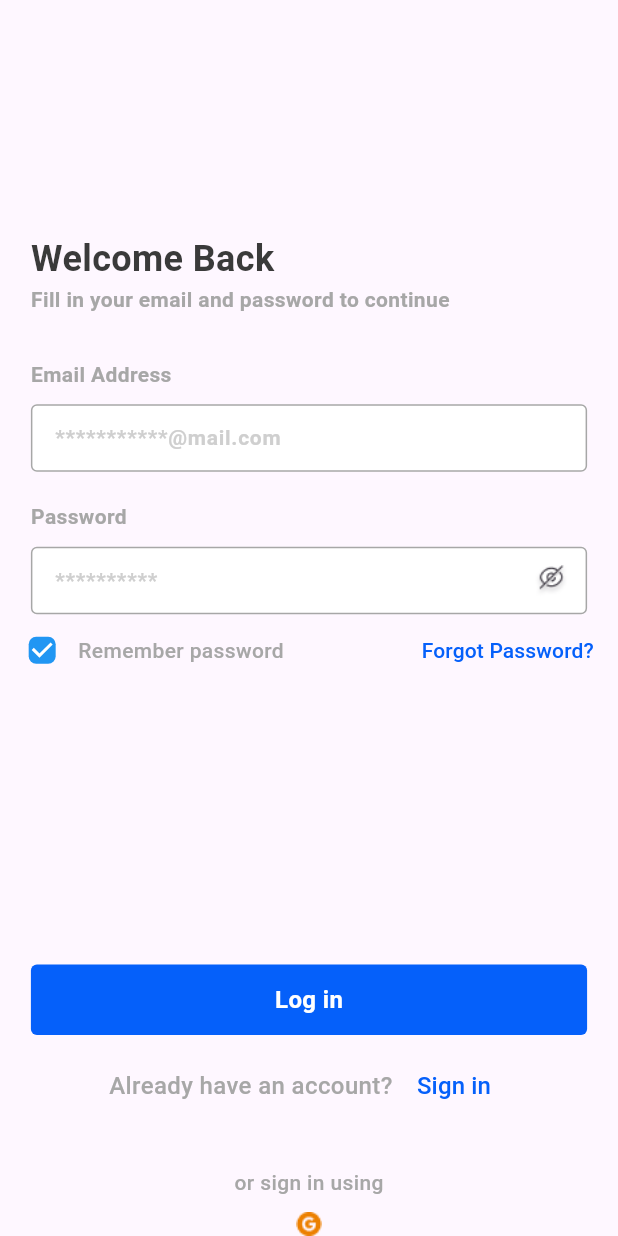
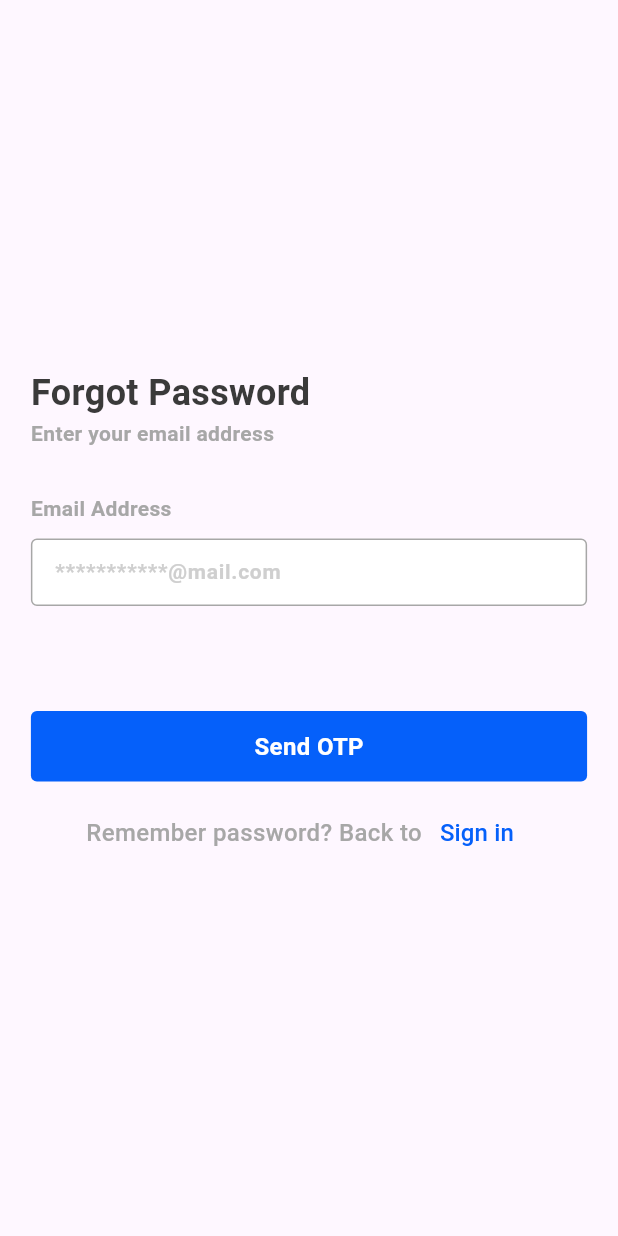
Before and after one commit to Nekori228/OECH-APP, a Flutter app: the screen it shows after launch, after a tap on "Next", after a tap on "Sign Up", after a tap on "Forgot Password?", on a phone screen of 412 x 824 dp. Run offline on Flutter 3.47's test engine with Material 2 defaults, Android fonts, the phone set to English and light mode, and no system bars; our stand-ins replace google_fonts; missing offline and left inert: syncfusion_flutter_pdfviewer.

Commit message:
Success question 5

```diff
--- /dev/null
+++ b/lib/pages/ForgotPassword.dart
@@ -0,0 +1,161 @@
+import 'package:flutter/cupertino.dart';
+import 'package:flutter/material.dart';
+import 'package:google_fonts/google_fonts.dart';
+
+import 'LogIn.dart';
+import 'OTPVerification.dart';
+
+class ForgotPassword extends StatelessWidget {
+  ForgotPassword({Key? key}) : super(key: key);
+
+  TextEditingController emailController = TextEditingController();
+
+  bool isEmailValid(String email) {
+    String emailRegex = r'^[\w-]+(\.[\w-]+)*@([\w-]+\.)+[a-zA-Z]{2,7}$';
+    RegExp regex = RegExp(emailRegex);
+    return regex.hasMatch(email);
+  }
+
+  @override
+  Widget build(BuildContext context) {
+    return Scaffold(
+      body: SafeArea(
+        child: Column(
+          mainAxisAlignment: MainAxisAlignment.center,
+          crossAxisAlignment: CrossAxisAlignment.start,
+          children: [
+            Container(
+              margin: EdgeInsets.symmetric(
+                  horizontal: MediaQuery.of(context).size.width * 0.05),
+              child: Column(
+                crossAxisAlignment: CrossAxisAlignment.start,
+                children: [
+                  Text(
+                    "Forgot Password",
+                    style: GoogleFonts.roboto(
+                        color: Color(0xFF3A3A3A),
+                        fontSize: 24,
+                        fontWeight: FontWeight.w600),
+                  ),
+                  Text(
+                    "Enter your email address",
+                    style: GoogleFonts.roboto(
+                        color: Color(0xFFA7A7A7),
+                        fontSize: 14,
+                        fontWeight: FontWeight.w600),
+                  ),
+                  SizedBox(height: 30),
+                  Text(
+                    "Email Address",
+                    style: GoogleFonts.roboto(
+                        color: Color(0xFFA7A7A7),
+                        fontSize: 14,
+                        fontWeight: FontWeight.w600),
+                  ),
+                  SizedBox(height: 10),
+                  SizedBox(
+                    height: 45,
+                    child: TextField(
+                      controller: emailController,
+                      textAlignVertical: TextAlignVertical.center,
+                      decoration: InputDecoration(
+                        filled: true,
+                        fillColor: Colors.white,
+                        enabledBorder: OutlineInputBorder(
+                          borderSide:
+                          BorderSide(color: Color(0xFFA7A7A7), width: 1.0),
+                        ),
+                        focusedBorder: OutlineInputBorder(
+                          borderSide:
+                          BorderSide(color: Color(0xFFA7A7A7), width: 1.0),
+                        ),
+                        hintText: '***********@mail.com',
+                        hintStyle: GoogleFonts.roboto(
+                            color: Color(0xFFCFCFCF),
+                            fontSize: 14,
+                            fontWeight: FontWeight.w600),
+                      ),
+                    ),
+                  ),
+                ],
+              ),
+            ),
+            SizedBox(
+              height: 70,
+            ),
+            Container(
+              margin: EdgeInsets.symmetric(
+                  horizontal: MediaQuery.of(context).size.width * 0.05),
+              child: Column(
+                children: [
+                  SizedBox(
+                    width: double.infinity,
+                    height: 47,
+                    child: GestureDetector(
+                      onTap: () {
+                        String email = emailController.text;
+                        if (isEmailValid(email)) {
+                          Navigator.pushReplacement(
+                            context,
+                            MaterialPageRoute(
+                              builder: (context) => OTPVerification(),
+                            ),
+                          );
+                        } else {
+                          // Выведите сообщение об ошибке, если почта некорректна
+                          print('Некорректный адрес электронной почты');
+                        }
+                      },
+                      child: Container(
+                        decoration: BoxDecoration(
+                            borderRadius: BorderRadius.circular(4),
+                            color: Color(0xFF0560FA)),
+                        child: Center(
+                          child: Text(
+                            "Send OTP",
+                            style: GoogleFonts.roboto(
+                                color: Color(0xFFFFFFFF),
+                                fontSize: 16,
+                                fontWeight: FontWeight.bold),
+                          ),
+                        ),
+                      ),
+                    ),
+                  ),
+                  SizedBox(height: 10),
+                  Row(
+                    mainAxisAlignment: MainAxisAlignment.center,
+                    children: [
+                      Text(
+                        'Remember password? Back to',
+                        style: GoogleFonts.roboto(
+                            color: Color(0xFFA7A7A7),
+                            fontSize: 16,
+                            fontWeight: FontWeight.w500),
+                      ),
+                      TextButton(
+                        onPressed: () {
+                          Navigator.push(
+                            context,
+                            MaterialPageRoute(builder: (context) => LogIn()),
+                          );
+                        },
+                        child: Text(
+                          'Sign in',
+                          style: GoogleFonts.roboto(
+                              color: Color(0xFF0560FA),
+                              fontSize: 16,
+                              fontWeight: FontWeight.w500),
+                        ),
+                      ),
+                    ],
+                  ),
+                ],
+              ),
+            ),
+          ],
+        ),
+      ),
+    );
+  }
+}
--- a/lib/pages/LogIn.dart
+++ b/lib/pages/LogIn.dart
@@ -2,6 +2,7 @@ import 'package:flutter/cupertino.dart';
 import 'package:flutter/material.dart';
 import 'package:google_fonts/google_fonts.dart';
 
+import 'ForgotPassword.dart';
 import 'SignUp.dart';
 
 class LogIn extends StatefulWidget {
@@ -162,12 +163,12 @@ class _LogInState extends State<LogIn> {
                   Spacer(),
                   TextButton(
                     onPressed: () {
-                      // Navigator.pushReplacement(
-                      //   context,
-                      //   MaterialPageRoute(
-                      //     builder: (context) => ForgotPassword(),
-                      //   ),
-                      // );
+                      Navigator.pushReplacement(
+                        context,
+                        MaterialPageRoute(
+                          builder: (context) => ForgotPassword(),
+                        ),
+                      );
                     },
                     child: Text(
                       'Forgot Password?',
--- /dev/null
+++ b/lib/pages/OTPVerification.dart
@@ -0,0 +1,13 @@
+import 'package:flutter/cupertino.dart';
+import 'package:flutter/material.dart';
+
+class OTPVerification extends StatelessWidget {
+  const OTPVerification({Key? key}) : super(key: key);
+
+  @override
+  Widget build(BuildContext context) {
+    return Scaffold(
+
+    );
+  }
+}
```
